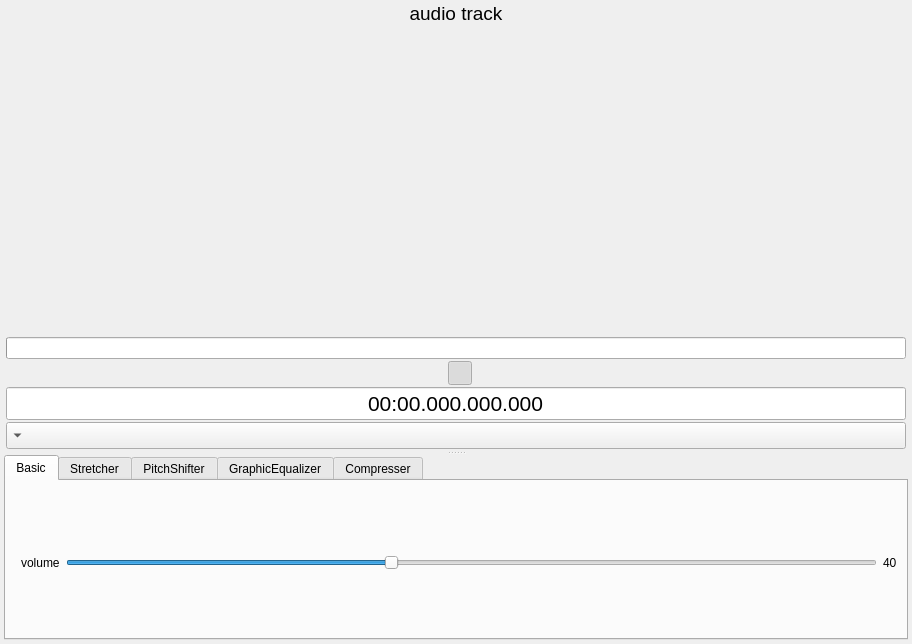
The window that src/ui/audio/audiocontroller.ui (xiangCaO233/MusicMapMaker) describes before a commit, drawn with Qt 5.
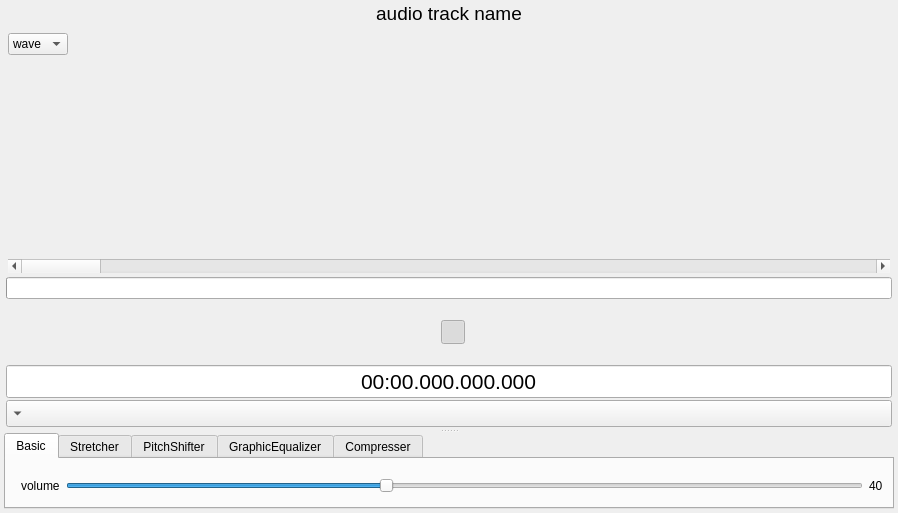
The same window after the commit. Icons and pictures are not drawn.

Commit message: 更新音频控制器ui

```diff
--- a/src/ui/audio/audiocontroller.ui
+++ b/src/ui/audio/audiocontroller.ui
@@ -6,8 +6,8 @@
    <rect>
     <x>0</x>
     <y>0</y>
-    <width>912</width>
-    <height>644</height>
+    <width>898</width>
+    <height>513</height>
    </rect>
   </property>
   <property name="windowTitle">
@@ -37,7 +37,7 @@
       </font>
      </property>
      <property name="text">
-      <string>audio track</string>
+      <string notr="true">audio track name</string>
      </property>
      <property name="alignment">
       <set>Qt::AlignmentFlag::AlignCenter</set>
@@ -88,20 +88,85 @@
            <number>2</number>
           </property>
           <item>
-           <spacer name="verticalSpacer">
-            <property name="orientation">
-             <enum>Qt::Orientation::Vertical</enum>
-            </property>
-            <property name="sizeHint" stdset="0">
-             <size>
-              <width>20</width>
-              <height>40</height>
-             </size>
-            </property>
-           </spacer>
-          </item>
-          <item>
-           <widget class="QWidget" name="audio_graphic" native="true"/>
+           <widget class="QWidget" name="audio_graphic_widget" native="true">
+            <layout class="QVBoxLayout" name="verticalLayout_5">
+             <property name="spacing">
+              <number>2</number>
+             </property>
+             <property name="leftMargin">
+              <number>2</number>
+             </property>
+             <property name="topMargin">
+              <number>2</number>
+             </property>
+             <property name="rightMargin">
+              <number>2</number>
+             </property>
+             <property name="bottomMargin">
+              <number>2</number>
+             </property>
+             <item>
+              <widget class="QWidget" name="graphtype_selection_widget" native="true">
+               <layout class="QHBoxLayout" name="horizontalLayout_4">
+                <property name="spacing">
+                 <number>0</number>
+                </property>
+                <property name="leftMargin">
+                 <number>0</number>
+                </property>
+                <property name="topMargin">
+                 <number>0</number>
+                </property>
+                <property name="rightMargin">
+                 <number>0</number>
+                </property>
+                <property name="bottomMargin">
+                 <number>0</number>
+                </property>
+                <item>
+                 <widget class="QComboBox" name="graphtype_selection">
+                  <item>
+                   <property name="text">
+                    <string>wave</string>
+                   </property>
+                  </item>
+                 </widget>
+                </item>
+                <item>
+                 <spacer name="horizontalSpacer_3">
+                  <property name="orientation">
+                   <enum>Qt::Orientation::Horizontal</enum>
+                  </property>
+                  <property name="sizeHint" stdset="0">
+                   <size>
+                    <width>810</width>
+                    <height>20</height>
+                   </size>
+                  </property>
+                 </spacer>
+                </item>
+               </layout>
+              </widget>
+             </item>
+             <item>
+              <widget class="QWidget" name="main_graph" native="true">
+               <property name="minimumSize">
+                <size>
+                 <width>0</width>
+                 <height>200</height>
+                </size>
+               </property>
+              </widget>
+             </item>
+             <item>
+              <widget class="QScrollBar" name="graph_progress_slidebar">
+               <property name="orientation">
+                <enum>Qt::Orientation::Horizontal</enum>
+               </property>
+              </widget>
+             </item>
+            </layout>
+           </widget>
           </item>
           <item>
            <widget class="QProgressBar" name="audio_progress">
@@ -333,7 +398,7 @@
              <number>-1</number>
             </property>
             <property name="placeholderText">
-             <string>unit</string>
+             <string>time unit</string>
             </property>
            </widget>
           </item>
```
